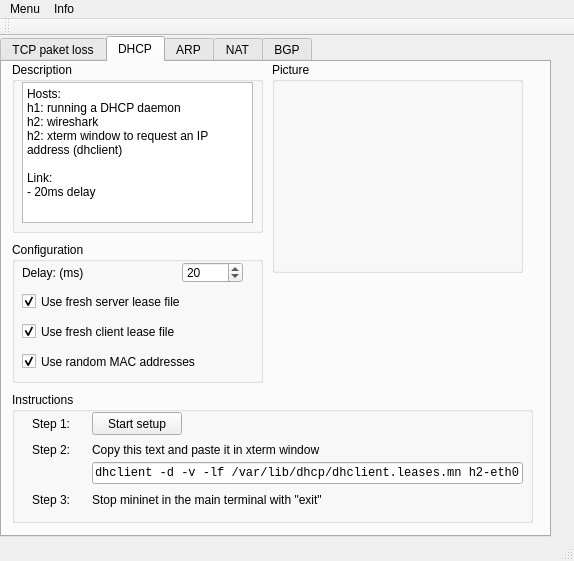
The window that mainwindow.ui (koppd/mt) describes before a commit, drawn with Qt 5.
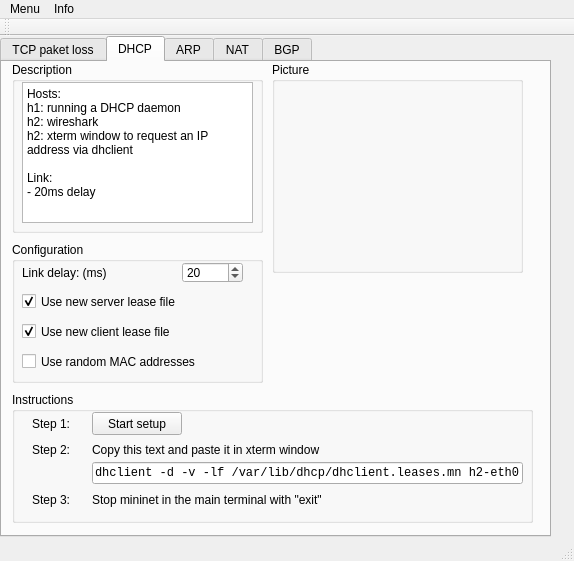
The same window after the commit. Icons and pictures are not drawn.

Commit message: GUI Texte geändert

Diff of the .ui file:
```diff
--- a/mainwindow.ui
+++ b/mainwindow.ui
@@ -360,7 +360,7 @@
 &lt;p style=&quot; margin-top:0px; margin-bottom:0px; margin-left:0px; margin-right:0px; -qt-block-indent:0; text-indent:0px;&quot;&gt;Hosts:&lt;/p&gt;
 &lt;p style=&quot; margin-top:0px; margin-bottom:0px; margin-left:0px; margin-right:0px; -qt-block-indent:0; text-indent:0px;&quot;&gt;h1: running a DHCP daemon&lt;/p&gt;
 &lt;p style=&quot; margin-top:0px; margin-bottom:0px; margin-left:0px; margin-right:0px; -qt-block-indent:0; text-indent:0px;&quot;&gt;h2: wireshark&lt;/p&gt;
-&lt;p style=&quot; margin-top:0px; margin-bottom:0px; margin-left:0px; margin-right:0px; -qt-block-indent:0; text-indent:0px;&quot;&gt;h2: xterm window to request an IP address (dhclient)&lt;/p&gt;
+&lt;p style=&quot; margin-top:0px; margin-bottom:0px; margin-left:0px; margin-right:0px; -qt-block-indent:0; text-indent:0px;&quot;&gt;h2: xterm window to request an IP address via dhclient&lt;/p&gt;
 &lt;p style=&quot;-qt-paragraph-type:empty; margin-top:0px; margin-bottom:0px; margin-left:0px; margin-right:0px; -qt-block-indent:0; text-indent:0px;&quot;&gt;&lt;br /&gt;&lt;/p&gt;
 &lt;p style=&quot; margin-top:0px; margin-bottom:0px; margin-left:0px; margin-right:0px; -qt-block-indent:0; text-indent:0px;&quot;&gt;Link:&lt;/p&gt;
 &lt;p style=&quot; margin-top:0px; margin-bottom:0px; margin-left:0px; margin-right:0px; -qt-block-indent:0; text-indent:0px;&quot;&gt;- 20ms delay &lt;/p&gt;&lt;/body&gt;&lt;/html&gt;</string>
@@ -419,12 +419,12 @@
         <rect>
          <x>10</x>
          <y>20</y>
-         <width>91</width>
+         <width>131</width>
          <height>21</height>
         </rect>
        </property>
        <property name="text">
-        <string>Delay: (ms)</string>
+        <string>Link delay: (ms)</string>
        </property>
       </widget>
       <widget class="QSpinBox" name="DHCP_delay">
@@ -459,7 +459,7 @@
         </rect>
        </property>
        <property name="text">
-        <string>Use fresh server lease file</string>
+        <string>Use new server lease file</string>
        </property>
        <property name="checked">
         <bool>true</bool>
@@ -478,7 +478,7 @@
         </rect>
        </property>
        <property name="text">
-        <string>Use fresh client lease file</string>
+        <string>Use new client lease file</string>
        </property>
        <property name="checked">
         <bool>true</bool>
@@ -497,7 +497,7 @@
         <string>Use random MAC addresses</string>
        </property>
        <property name="checked">
-        <bool>true</bool>
+        <bool>false</bool>
        </property>
       </widget>
      </widget>
```
Left out of the diff: 7 changed lines with no effect on the pictures. The commit also changes 1 other file.
